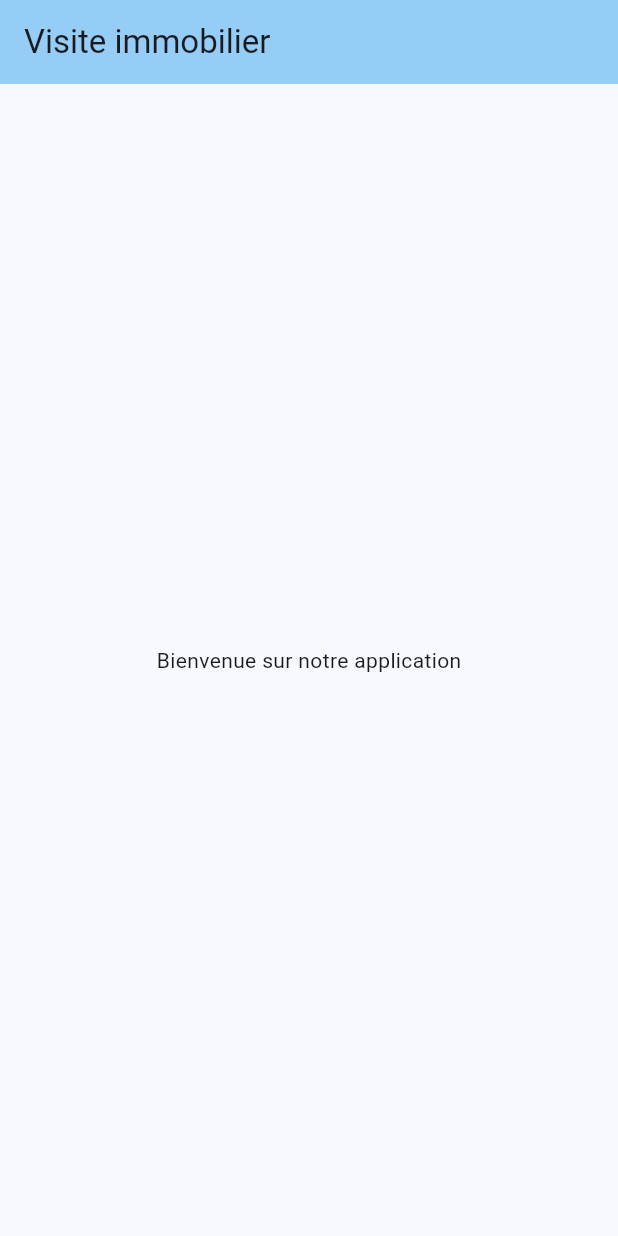
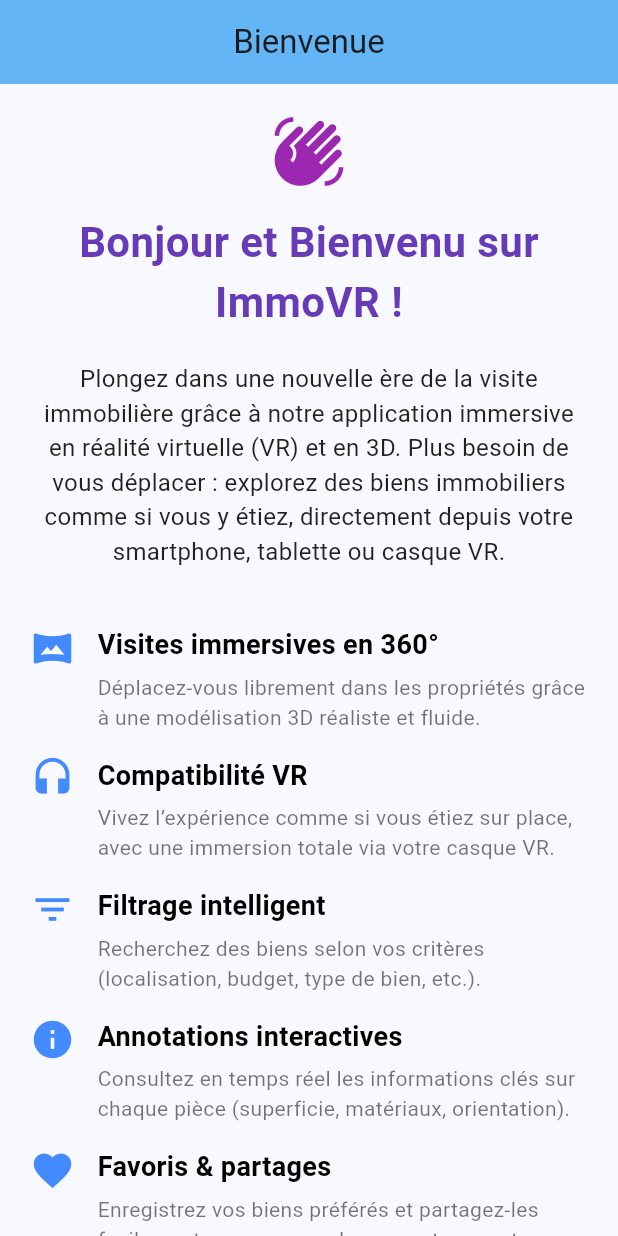
Before and after one commit to Claudiusrkt/twm, a Flutter app: the screen it shows after launch, on a phone screen of 412 x 824 dp. Run offline on Flutter 3.47's test engine with Material 3 defaults, Android fonts, the phone set to English and light mode, and no system bars.

Commit message:
twm1.0 new

```diff
--- a/lib/main.dart
+++ b/lib/main.dart
@@ -16,7 +16,7 @@ class MyApp extends StatelessWidget {
         colorScheme: ColorScheme.fromSeed(seedColor: Colors.blue.shade100),
       ),
       // home: const MyHomePage(title: 'Visite Immobilier'),
-      home: Bienvenu(title: "Visite immobilier"),
+      home: Bienvenu(),
     );
   }
 }
--- a/lib/pages/Bienvenu.dart
+++ b/lib/pages/Bienvenu.dart
@@ -1,32 +1,134 @@
 import 'package:flutter/material.dart';
+import 'package:twm/pages/Accueil.dart';
 
-class Bienvenu extends StatefulWidget {
-  const Bienvenu({super.key, required this.title});
-
-  final String title;
-
-  @override
-  State<Bienvenu> createState() => BienvenuState();
-}
-
-class BienvenuState extends State<Bienvenu> {
+class Bienvenu extends StatelessWidget {
+  const Bienvenu({super.key});
 
   @override
   Widget build(BuildContext context) {
     return Scaffold(
       appBar: AppBar(
-        backgroundColor: Theme.of(context).colorScheme.inversePrimary,
-        title: Text(widget.title),
+        title: const Text('Bienvenue'),
+        centerTitle: true,
+        backgroundColor: Colors.blue.shade300,
       ),
       body: Center(
-        child: Column(
-          mainAxisAlignment: MainAxisAlignment.center,
-          children: <Widget>[
-            const Text('Bienvenue sur notre application'),
+        child: SingleChildScrollView(
+          padding: const EdgeInsets.all(20.0),
+          child: Column(
+            mainAxisAlignment: MainAxisAlignment.center,
+            crossAxisAlignment: CrossAxisAlignment.center,
 
-          ],
+            children: <Widget>[
+          const Icon(
+                Icons.waving_hand,
+                size: 50.0,
+                color: Colors.purple,
+              ),
+              const SizedBox(height: 15.0),
+
+              const Text(
+                'Bonjour et Bienvenu sur ImmoVR !',
+                textAlign: TextAlign.center,
+                style: TextStyle(
+                  fontSize: 28.0,
+                  fontWeight: FontWeight.bold,
+                  color: Colors.deepPurple,
+                ),
+              ),
+              const SizedBox(height: 20.0),
+
+              const Text(
+                'Plongez dans une nouvelle ère de la visite immobilière grâce à notre application immersive en réalité virtuelle (VR) et en 3D. Plus besoin de vous déplacer : explorez des biens immobiliers comme si vous y étiez, directement depuis votre smartphone, tablette ou casque VR.',
+                textAlign: TextAlign.center,
+                style: TextStyle(
+                  fontSize: 16.0,
+                  color: Colors.black87,
+                ),
+              ),
+              const SizedBox(height: 30.0),
+
+              buildFeatureRow(Icons.vrpano, 'Visites immersives en 360°', 'Déplacez-vous librement dans les propriétés grâce à une modélisation 3D réaliste et fluide.'),
+              buildFeatureRow(Icons.headset, 'Compatibilité VR', 'Vivez l’expérience comme si vous étiez sur place, avec une immersion totale via votre casque VR.'),
+              buildFeatureRow(Icons.filter_list, 'Filtrage intelligent', 'Recherchez des biens selon vos critères (localisation, budget, type de bien, etc.).'),
+              buildFeatureRow(Icons.info, 'Annotations interactives', 'Consultez en temps réel les informations clés sur chaque pièce (superficie, matériaux, orientation).'),
+              buildFeatureRow(Icons.favorite, 'Favoris & partages', 'Enregistrez vos biens préférés et partagez-les facilement avec vos proches ou votre agent immobilier.'),
+              buildFeatureRow(Icons.calendar_today, 'Rendez-vous en ligne', 'Planifiez une visite physique ou une session en direct avec un conseiller, directement depuis l’application.'),
+
+              const SizedBox(height: 30.0),
+
+              const Text(
+                'Grâce à notre technologie innovante, gagnez du temps, affinez vos choix et vivez une expérience de recherche immobilière inédite. Que vous soyez acheteur, locataire ou simplement curieux, laissez-vous guider par une nouvelle façon de visiter.',
+                textAlign: TextAlign.center,
+                style: TextStyle(
+                  fontSize: 16.0,
+                  color: Colors.black87,
+                ),
+              ),
+              const SizedBox(height: 40.0),
+
+              ElevatedButton(
+                onPressed: () {
+                  // ScaffoldMessenger.of(context).showSnackBar(
+                  //   const SnackBar(content: Text('Vous avez cliqué sur Commencer !')),
+                  // );
+                  Navigator.push(
+                    context,
+                    MaterialPageRoute(builder: (context) => Accueil()), // Remplace NouvellePage par le nom de ta page
+                  );
+                  },
+                style: ElevatedButton.styleFrom(
+                  foregroundColor: Colors.white, backgroundColor: Colors.blue, // Couleur du texte du bouton
+                  padding: const EdgeInsets.symmetric(horizontal: 40, vertical: 15),
+                  shape: RoundedRectangleBorder(
+                    borderRadius: BorderRadius.circular(30.0), // Bordures arrondies
+                  ),
+                ),
+                child: const Text(
+                  'Commencer l\'Exploration', // Texte du bouton mis à jour
+                  style: TextStyle(fontSize: 20.0),
+                ),
+              ),
+            ],
+          ),
         ),
       ),
     );
   }
+
+  Widget buildFeatureRow(IconData icon, String title, String description) {
+    return Padding(
+      padding: const EdgeInsets.symmetric(vertical: 8.0),
+      child: Row(
+        crossAxisAlignment: CrossAxisAlignment.start,
+        children: <Widget>[
+          Icon(icon, color: Colors.blueAccent, size: 30.0),
+          const SizedBox(width: 15.0),
+          Expanded(
+            child: Column(
+              crossAxisAlignment: CrossAxisAlignment.start,
+              children: <Widget>[
+                Text(
+                  title,
+                  style: const TextStyle(
+                    fontSize: 18.0,
+                    fontWeight: FontWeight.bold,
+                    color: Colors.black,
+                  ),
+                ),
+                const SizedBox(height: 5.0),
+                Text(
+                  description,
+                  style: const TextStyle(
+                    fontSize: 14.0,
+                    color: Colors.black54,
+                  ),
+                ),
+              ],
+            ),
+          ),
+        ],
+      ),
+    );
+  }
 }
```
Also changed, not shown: lib/pages/Accueil.dart (added, +95 -0 lines).
